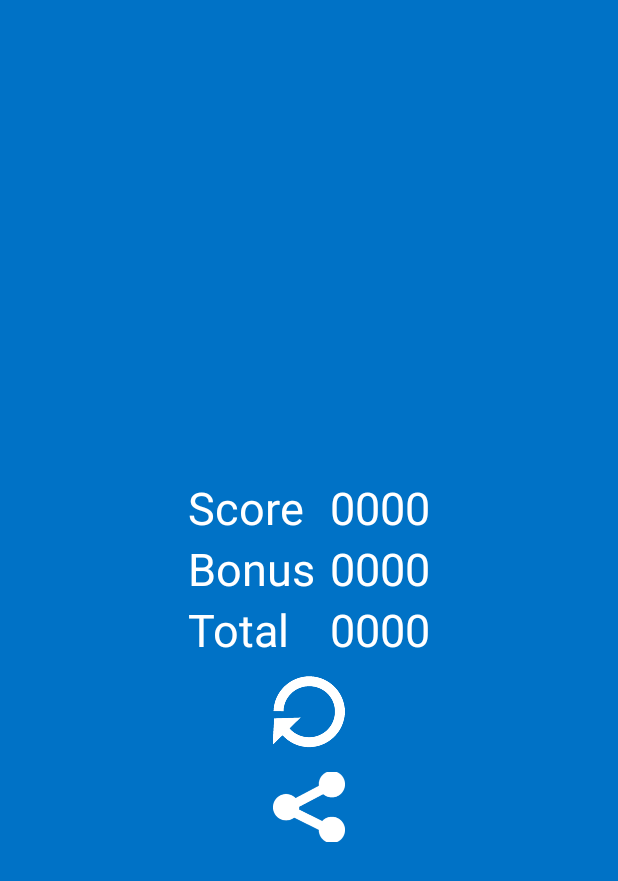
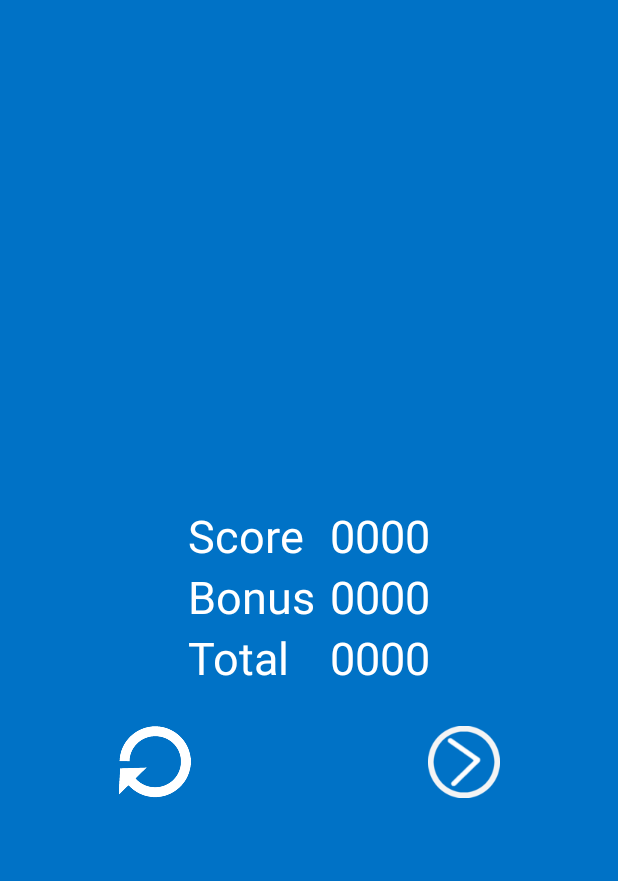
Before and after one commit to alvi17/MarbleOne, an Android app: the GameOver screen opened directly, with no data from a screen before it, on a phone screen of 412 x 824 dp. Shown: the top 881 px of the screen. Run offline under Robolectric (Android 15) with nearby library versions, the phone set to English and light mode, and no system bars.

Commit message:
some changes

```diff
--- a/app/src/main/java/alvi17/marbleone/GameOver.java
+++ b/app/src/main/java/alvi17/marbleone/GameOver.java
@@ -81,7 +81,7 @@ public class GameOver extends Activity {
 		}
 		if(pebble != 1){
 			ImageView btnNext = (ImageView)findViewById(R.id.nextGame);
-			btnNext.setVisibility(View.GONE);
+			//btnNext.setVisibility(View.GONE);
 		}
 
 		txtGameMessage = (TextView)findViewById(R.id.idCongrats);
--- a/app/src/main/java/alvi17/marbleone/MASPebbleActivity.java
+++ b/app/src/main/java/alvi17/marbleone/MASPebbleActivity.java
@@ -23,6 +23,8 @@ import android.media.MediaPlayer;
 import android.os.Bundle;
 import android.os.Environment;
 import android.os.Handler;
+import android.support.v4.app.ActivityCompat;
+import android.support.v7.app.AppCompatActivity;
 import android.util.DisplayMetrics;
 import android.view.ContextThemeWrapper;
 import android.view.View;
@@ -38,7 +40,7 @@ import android.widget.Toast;
 
 
 @SuppressLint("RtlHardcoded")
-public class MASPebbleActivity extends Activity implements OnClickListener, Runnable{
+public class MASPebbleActivity extends AppCompatActivity implements OnClickListener, Runnable{
 
 	SharedPreferences masPref = null;
 	SharedPreferences.Editor prefEditor = null;
--- a/app/src/main/res/layout-large/game_over_layout.xml
+++ b/app/src/main/res/layout-large/game_over_layout.xml
@@ -126,6 +126,7 @@
         android:background="#00000000"
         android:contentDescription="@string/title_share"
         android:onClick="shareResult"
+        android:visibility="gone"
         android:src="@drawable/ic_share" />
 
 </LinearLayout>
--- a/app/src/main/res/layout-xlarge/game_over_layout.xml
+++ b/app/src/main/res/layout-xlarge/game_over_layout.xml
@@ -126,6 +126,7 @@
         android:background="#00000000"
         android:contentDescription="@string/title_share"
         android:onClick="shareResult"
+        android:visibility="gone"
         android:src="@drawable/ic_share" />
 
 </LinearLayout>
--- a/app/src/main/res/layout/game_over_layout.xml
+++ b/app/src/main/res/layout/game_over_layout.xml
@@ -91,7 +91,8 @@
         <LinearLayout
             android:layout_width="match_parent"
             android:layout_height="wrap_content"
-            android:layout_margin="5sp"
+            android:weightSum="2"
+            android:layout_marginTop="10dp"
             android:gravity="center_horizontal" >
 
             <ImageButton
@@ -99,10 +100,11 @@
                 android:layout_width="wrap_content"
                 android:layout_height="wrap_content"
                 android:layout_gravity="center_horizontal|center_vertical"
-                android:layout_margin="5sp"
+                android:layout_margin="15sp"
                 android:background="#00000000"
                 android:contentDescription="@string/title_restart"
                 android:onClick="restartGame"
+                android:layout_weight="1"
                 android:src="@drawable/ic_restart" />
 
             <ImageButton
@@ -110,10 +112,11 @@
                 android:layout_width="wrap_content"
                 android:layout_height="wrap_content"
                 android:layout_gravity="center_horizontal|center_vertical"
-                android:layout_margin="5sp"
+                android:layout_margin="15sp"
                 android:background="#00000000"
                 android:contentDescription="@string/title_next"
                 android:onClick="nextGame"
+                android:layout_weight="1"
                 android:src="@drawable/ic_next" />
         </LinearLayout>
     </LinearLayout>
@@ -127,6 +130,7 @@
         android:background="#00000000"
         android:contentDescription="@string/title_share"
         android:onClick="shareResult"
+        android:visibility="gone"
         android:src="@drawable/ic_share" />
 
 </LinearLayout>
--- a/app/src/main/res/values-v11/styles.xml
+++ b/app/src/main/res/values-v11/styles.xml
@@ -4,7 +4,7 @@
         Base application theme for API 11+. This theme completely replaces
         AppBaseTheme from res/values/styles.xml on API 11+ devices.
     -->
-    <style name="AppBaseTheme" parent="android:Theme.Holo.Light">
+    <style name="AppBaseTheme" parent="Theme.AppCompat.Light.DarkActionBar">
         <!-- API 11 theme customizations can go here. -->
     </style>
 
--- a/app/src/main/res/values-v14/styles.xml
+++ b/app/src/main/res/values-v14/styles.xml
@@ -5,8 +5,12 @@
         AppBaseTheme from BOTH res/values/styles.xml and
         res/values-v11/styles.xml on API 14+ devices.
     -->
-    <style name="AppBaseTheme" parent="android:Theme.Holo.Light.DarkActionBar">
-        <!-- API 14 theme customizations can go here. -->
+
+    <style name="AppBaseTheme" parent="Theme.AppCompat.Light.DarkActionBar">
+        <!--
+            Theme customizations available in newer API levels can go in
+            res/values-vXX/styles.xml, while customizations related to
+            backward-compatibility can go here.
+        -->
     </style>
-
 </resources>
--- a/app/src/main/res/values/color.xml
+++ /dev/null
@@ -1,4 +0,0 @@
-<?xml version="1.0" encoding="utf-8"?>
-<resources>
-    <color name="transperant">#10555555</color>
-</resources>
--- a/app/src/main/res/values/styles.xml
+++ b/app/src/main/res/values/styles.xml
@@ -5,7 +5,7 @@
         by AppBaseTheme from res/values-vXX/styles.xml on newer devices.
     -->
 
-    <style name="AppBaseTheme" parent="android:Theme.Light">
+    <style name="AppBaseTheme" parent="Theme.AppCompat.Light.DarkActionBar">
         <!--
             Theme customizations available in newer API levels can go in
             res/values-vXX/styles.xml, while customizations related to
@@ -19,17 +19,15 @@
     </style>
 
 
-    <style name="Theme.NoActionBar" parent="android:Theme.Light">
+    <style name="Theme.NoActionBar" parent="Theme.AppCompat.Light.DarkActionBar">
         <item name="android:windowNoTitle">true</item>
-        <item name="android:background">#00000000</item>
+
     </style>
 
-    <style name="Theme.Transparent" parent="android:Theme.Black">
+    <style name="Theme.Transparent" parent="Theme.AppCompat.Light.DarkActionBar">
         <item name="android:windowIsTranslucent">true</item>
-        <item name="android:windowBackground">@color/transperant</item>
         <item name="android:windowNoTitle">true</item>
-        <item name="android:backgroundDimEnabled">true</item>
-        <item name="android:colorForeground">#fff</item>
+
     </style>
 
     <style name="ButtonText">
```
Also changed, not shown: app/src/main/AndroidManifest.xml (+4 -4 lines), app/src/main/res/layout/main_layout.xml (+13 -0 lines).
